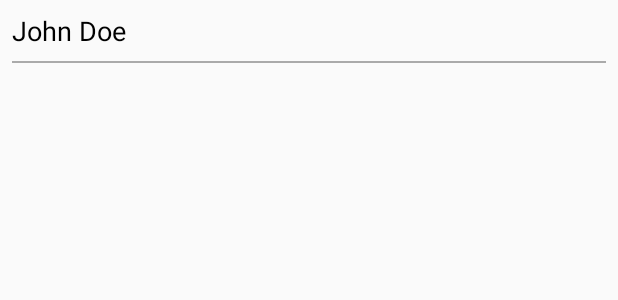
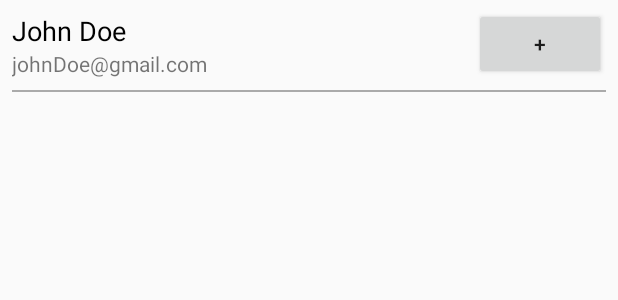
Before and after one commit to AlexSicoe/Clepsydra, an Android app: the layout list_item_user.xml on its own in the app's theme, with its tools: preview values and no code run, on a phone screen of 412 x 824 dp. Shown: the top 300 px of the screen. Run offline under Robolectric (Android 15) with nearby library versions, the phone set to English and light mode, and no system bars.

Commit message:
still refactoring stuff

```diff
--- a/app/src/main/java/ro/alexsicoe/clepsydra/view/recyclerView/adapter/UserAdapter.java
+++ b/app/src/main/java/ro/alexsicoe/clepsydra/view/recyclerView/adapter/UserAdapter.java
@@ -20,6 +20,7 @@ import ro.alexsicoe.clepsydra.view.recyclerView.viewHolder.UserViewHolder;
 public class UserAdapter extends ExpandableRecyclerViewAdapter<UserViewHolder, TaskViewHolder> {
 
     Context context;
+
 
     public UserAdapter(List<? extends ExpandableGroup> groups, Context context) {
         super(groups);
@@ -48,7 +49,7 @@ public class UserAdapter extends ExpandableRecyclerViewAdapter<UserViewHolder, T
 
     @Override
     public void onBindGroupViewHolder(UserViewHolder holder, int flatPosition, ExpandableGroup group) {
-        holder.setTitle(group);
+        holder.setViewHolder((User.GroupItem) group);
     }
 
     public void addAll(List<User.GroupItem> groupItems) {
--- a/app/src/main/res/layout/list_item_user.xml
+++ b/app/src/main/res/layout/list_item_user.xml
@@ -10,16 +10,33 @@
         android:layout_width="wrap_content"
         android:layout_height="wrap_content"
         android:layout_marginEnd="8sp"
-        android:layout_marginStart="8sp"
+        android:layout_alignStart="@id/view"
         android:layout_marginTop="8sp"
         android:textColor="@android:color/black"
         android:textSize="18sp"
         tools:text="John Doe" />
 
+    <TextView
+        android:id="@+id/tvEmail"
+        android:layout_width="wrap_content"
+        android:layout_height="wrap_content"
+        android:layout_alignStart="@id/tvUserName"
+        android:layout_below="@id/tvUserName"
+        tools:text="johnDoe@gmail.com" />
+
+    <Button
+        android:id="@+id/btnAddTask"
+        android:layout_width="wrap_content"
+        android:layout_height="wrap_content"
+        android:layout_alignEnd="@id/view"
+        android:layout_marginTop="5sp"
+        android:text="@string/plusSign" />
+
     <View
+        android:id="@+id/view"
         android:layout_width="match_parent"
         android:layout_height="1dp"
-        android:layout_below="@+id/tvUserName"
+        android:layout_below="@+id/tvEmail"
         android:layout_margin="8sp"
         android:background="@android:color/darker_gray" />
 
--- a/app/src/main/res/values/strings.xml
+++ b/app/src/main/res/values/strings.xml
@@ -34,4 +34,5 @@
     <string name="update">Update</string>
     <string name="friend_added_successfully">Friend added successfully</string>
     <string name="success">Success!</string>
+    <string name="plusSign">+</string>
 </resources>
```
Also changed, not shown: app/src/main/java/ro/alexsicoe/clepsydra/controller/fragment/UserTaskListFragment.java (+77 -97 lines), app/src/main/java/ro/alexsicoe/clepsydra/view/recyclerView/viewHolder/UserViewHolder.java (+30 -4 lines).
